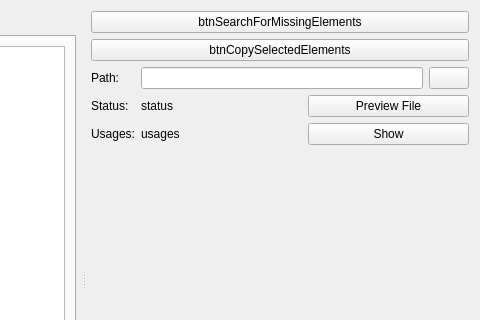
pietr26/OMSI-Tools, file OTModules/wVerifyMap/Widgets/wdgtab.ui: the form before one commit; both pictures show x 450 to 930 and y 0 to 320 of the 930 by 557 pixel window.
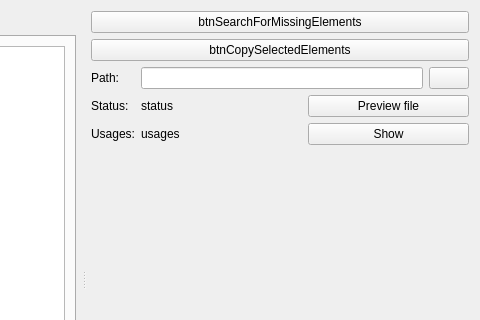
The form after the commit. Icons and pictures are not drawn.

```diff
--- a/OTModules/wVerifyMap/Widgets/wdgtab.ui
+++ b/OTModules/wVerifyMap/Widgets/wdgtab.ui
@@ -247,7 +247,7 @@
            <item>
             <widget class="QPushButton" name="btnPreviewFile">
              <property name="text">
-              <string>Preview File</string>
+              <string>Preview file</string>
              </property>
             </widget>
            </item>
```
Left out of the diff: 2 changed lines with no effect on the pictures.
